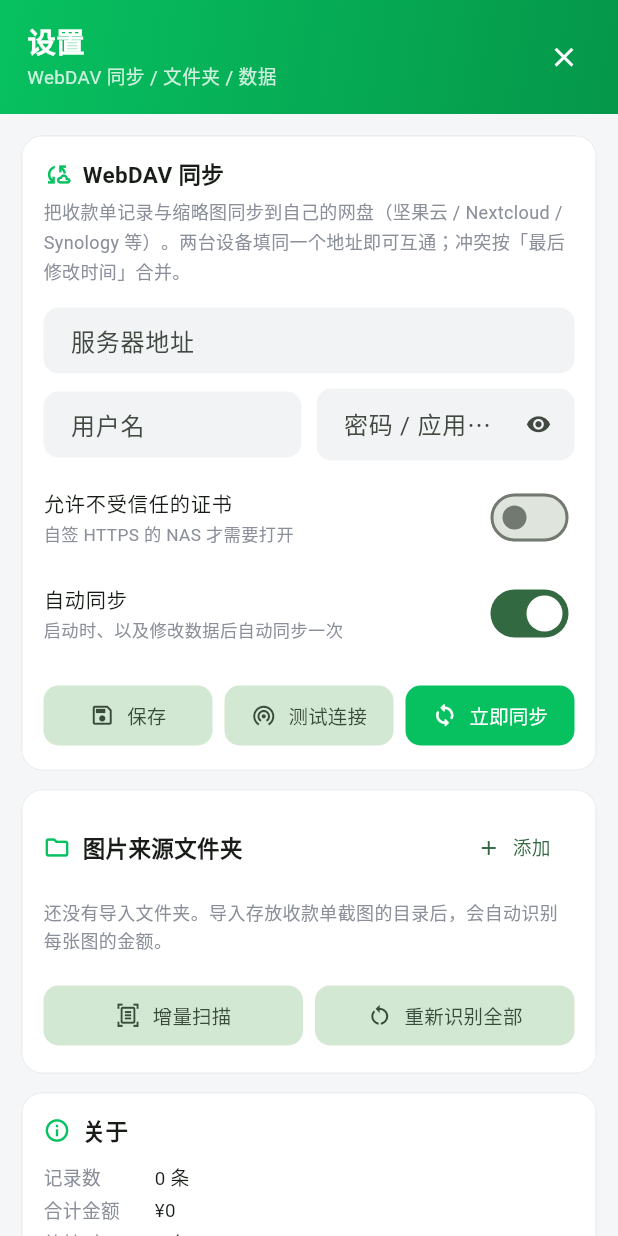
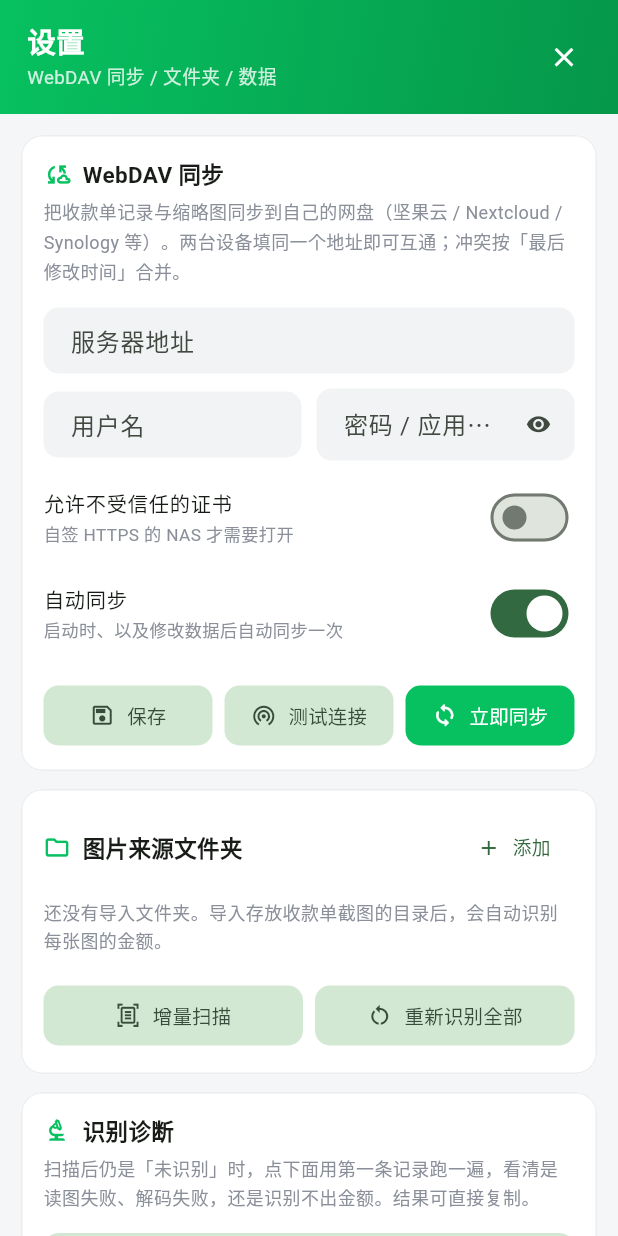
Before and after one commit to U707T/wxbills, a Flutter app: the screen it shows after launch, after a tap on the "settings" icon, on a phone screen of 412 x 824 dp. Run offline on Flutter 3.47's test engine with Material 3 defaults, Android fonts, the phone set to English and light mode, and no system bars; our stand-ins replace file_picker; missing offline and left inert: saf_util; statements that could not run were skipped.

Commit message:
fix(android): 读图失败不再静默成「未识别」，加双路线兜底与识别诊断
真机上一个实测现象：同一批 18 张真实收款单在桌面路径 18/18 全对，
Android 上却整本账「未识别」。差别只在「原生读图」这一段，而它的失败
被 `loadForOcr` 的两个 catch 静默吞成了 null，和「认不出金额」表现一致。

- Android 读图改为双路线：A 原生下采样解码；A 失败自动退到 B（原生只回
  原始字节，Dart 用 image 包解码）。两条都失败时把 code/message 记进
  PhotoSource.loadError，不再是无信息的 null。
- 桌面与 Android 的解码收敛到同一个 decodeBytesForOcr / decodeImageScaled，
  删掉 DesktopPhotoSource 里那份重复实现。
- MainActivity 新增 `readBytes` 通道方法（只做 openInputStream + 拷字节）。
- 设置页新增「识别诊断」：拿第一条记录跑一遍并逐段报告平台/目录/最近扫描
  结果/读图尺寸/识别文本与置信度/缩略图，失败带原因，可一键复制。
- 控制器记录 lastScanMessage，供诊断与界面使用。

测试：+2（PNG 字节自解码一致性、诊断的失败/成功路径），全量 58 项。

```diff
--- a/lib/src/app/app_controller.dart
+++ b/lib/src/app/app_controller.dart
@@ -2,6 +2,8 @@ import 'dart:async';
 import 'dart:io';
 
 import 'package:flutter/foundation.dart';
+
+import '../ocr/amount_reader.dart';
 
 import '../data/app_dirs.dart';
 import '../data/scanner.dart';
@@ -74,6 +76,10 @@ class AppController extends ChangeNotifier {
 
   /// 用户点了「停止」。扫描在识别循环里检查，刷新日期在批处理里检查。
   bool _cancelRequested = false;
+
+  /// 最近一次扫描的结果文案（不落盘，只给界面和诊断用）。
+  String _lastScanMessage = '';
+  String get lastScanMessage => _lastScanMessage;
 
   /// 当前正在跑的是扫描 / 刷新日期（决定界面上要不要显示「停止」）。
   bool _scanning = false;
@@ -303,6 +309,7 @@ class AppController extends ChangeNotifier {
           }
         },
       );
+      _lastScanMessage = result.message;
       _setBusy(false, '', 0);
       notifyListeners();
       if (!silent || result.updated > 0) showToast(result.message);
@@ -461,6 +468,42 @@ class AppController extends ChangeNotifier {
     });
   }
 
+  // ---------------------------------------------------------------- 诊断
+
+  /// 识别诊断：把「读图 → 解码 → 识别」的中间结果摊开。
+  ///
+  /// 扫描只会在任一步失败时把记录留成「未识别」，界面上看不出卡在哪；
+  /// 这里用第一条记录跑一遍并逐段报告，结果可以直接复制贴出来。
+  Future<String> diagnoseRecognition() async {
+    final buf = StringBuffer();
+    buf.writeln('平台：${Platform.operatingSystem}');
+    buf.writeln('目录：${store.folders.isEmpty ? '（未导入）' : store.folders.map((f) => f.isSaf ? 'SAF' : f.path).join(' / ')}');
+    buf.writeln('最近扫描：${_lastScanMessage.isEmpty ? '（还没扫过）' : _lastScanMessage}');
+    final bill = store.bills.isEmpty ? null : store.bills.first;
+    if (bill == null) {
+      buf.writeln('没有记录可诊断：先导入文件夹并扫描一次');
+      return buf.toString();
+    }
+    buf.writeln('样本：${bill.name}');
+    buf.writeln('路径：${bill.path}');
+    try {
+      final ocr = await source.loadForOcr(bill.path);
+      if (ocr == null) {
+        final err = source.loadError;
+        buf.writeln('读图失败：${err.isEmpty ? '未知原因（没读到像素）' : err}');
+      } else {
+        buf.writeln('读图成功：${ocr.width}x${ocr.height}');
+        final r = AmountReader.read(ocr.rgba, ocr.width, ocr.height);
+        buf.writeln('识别结果：${r.text ?? '（空）'}　置信度 ${(r.confidence * 100).toStringAsFixed(1)}%');
+      }
+      final thumb = await source.makeThumbBytes(bill.path);
+      buf.writeln('缩略图：${thumb == null ? '失败' : '${thumb.length} 字节'}');
+    } catch (e) {
+      buf.writeln('异常：$e');
+    }
+    return buf.toString();
+  }
+
   // ---------------------------------------------------------------- 小工具
 
   /// 用户点「停止」：扫描会尽快收尾（已识别的会落盘），刷新日期在下一张前停。
--- a/lib/src/app/pages/settings_page.dart
+++ b/lib/src/app/pages/settings_page.dart
@@ -1,4 +1,5 @@
 import 'package:flutter/material.dart';
+import 'package:flutter/services.dart';
 
 import '../../data/store.dart';
 import '../../model/bill.dart';
@@ -25,6 +26,8 @@ class _SettingsPageState extends State<SettingsPage> {
   bool _testing = false;
   String _testResult = '';
   bool _showPass = false;
+  bool _diagnosing = false;
+  String _diagnosis = '';
 
   AppController get c => widget.controller;
 
@@ -103,6 +106,8 @@ class _SettingsPageState extends State<SettingsPage> {
                   _syncCard(cfg),
                   const SizedBox(height: 12),
                   _foldersCard(),
+                  const SizedBox(height: 12),
+                  _diagnoseCard(),
                   const SizedBox(height: 12),
                   _aboutCard(),
                 ],
@@ -355,6 +360,86 @@ class _SettingsPageState extends State<SettingsPage> {
     if (ok == true) await c.removeFolder(id);
   }
 
+  Future<void> _diagnose() async {
+    setState(() {
+      _diagnosing = true;
+      _diagnosis = '';
+    });
+    final text = await c.diagnoseRecognition();
+    if (!mounted) return;
+    setState(() {
+      _diagnosing = false;
+      _diagnosis = text;
+    });
+  }
+
+  /// 识别诊断：扫描后仍是「未识别」时，用它看清卡在读图、解码还是识别。
+  Widget _diagnoseCard() {
+    final dark = Theme.of(context).brightness == Brightness.dark;
+    return AppCard(
+      child: Column(
+        crossAxisAlignment: CrossAxisAlignment.start,
+        children: [
+          const Row(
+            children: [
+              Icon(Icons.biotech_outlined, size: 18, color: Palette.green),
+              SizedBox(width: 8),
+              Text('识别诊断',
+                  style: TextStyle(fontSize: 15, fontWeight: FontWeight.w700)),
+            ],
+          ),
+          const SizedBox(height: 6),
+          const Text(
+            '扫描后仍是「未识别」时，点下面用第一条记录跑一遍，'
+            '看清是读图失败、解码失败，还是识别不出金额。结果可直接复制。',
+            style: TextStyle(fontSize: 12, height: 1.55, color: Palette.textDim),
+          ),
+          const SizedBox(height: 10),
+          Row(
+            children: [
+              Expanded(
+                child: ActionButton(
+                  icon: Icons.play_circle_outline,
+                  label: '诊断第一张图',
+                  busy: _diagnosing,
+                  onPressed: _diagnose,
+                ),
+              ),
+              if (_diagnosis.isNotEmpty) ...[
+                const SizedBox(width: 8),
+                Expanded(
+                  child: ActionButton(
+                    icon: Icons.copy_all_outlined,
+                    label: '复制结果',
+                    onPressed: () async {
+                      await Clipboard.setData(ClipboardData(text: _diagnosis));
+                      c.showToast('诊断结果已复制');
+                    },
+                  ),
+                ),
+              ],
+            ],
+          ),
+          if (_diagnosis.isNotEmpty) ...[
+            const SizedBox(height: 10),
+            Container(
+              width: double.infinity,
+              padding: const EdgeInsets.all(10),
+              decoration: BoxDecoration(
+                color: dark ? const Color(0xFF262A2C) : const Color(0xFFF4F6F7),
+                borderRadius: BorderRadius.circular(8),
+              ),
+              child: SelectableText(
+                _diagnosis,
+                style: const TextStyle(fontSize: 11.5, height: 1.55),
+              ),
+            ),
+          ],
+        ],
+      ),
+    );
+  }
+
   Widget _aboutCard() {
     final store = c.store;
     return AppCard(
```
Also changed, not shown: lib/src/platform/photo_source.dart (+104 -28 lines), 7 other files.
